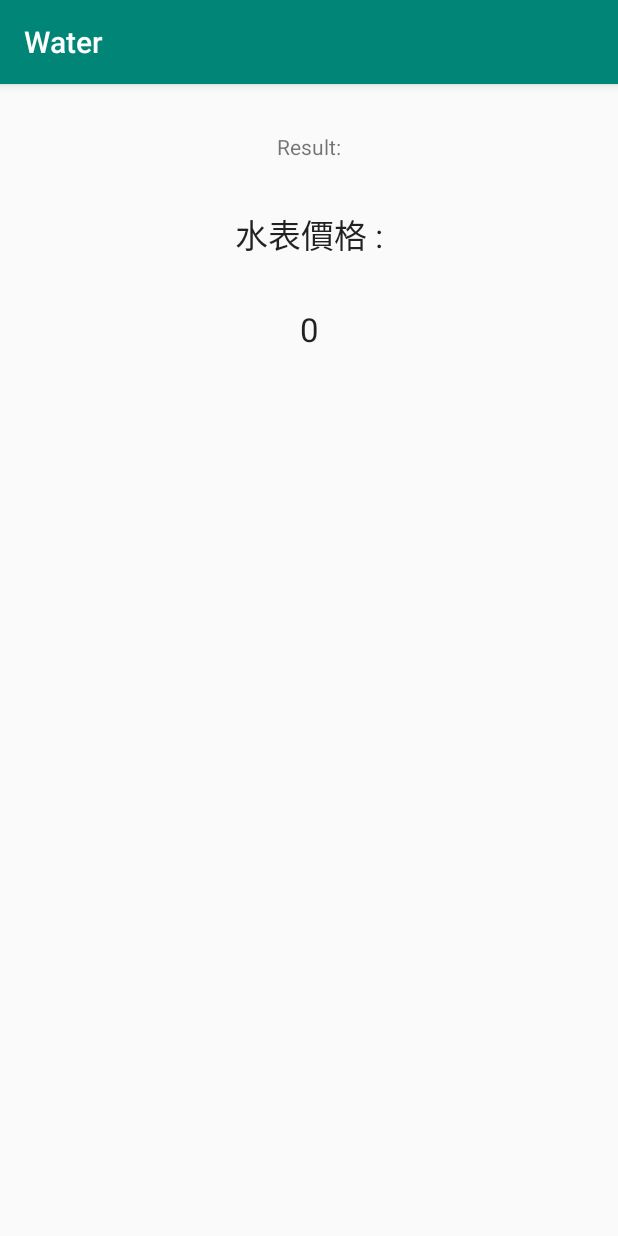
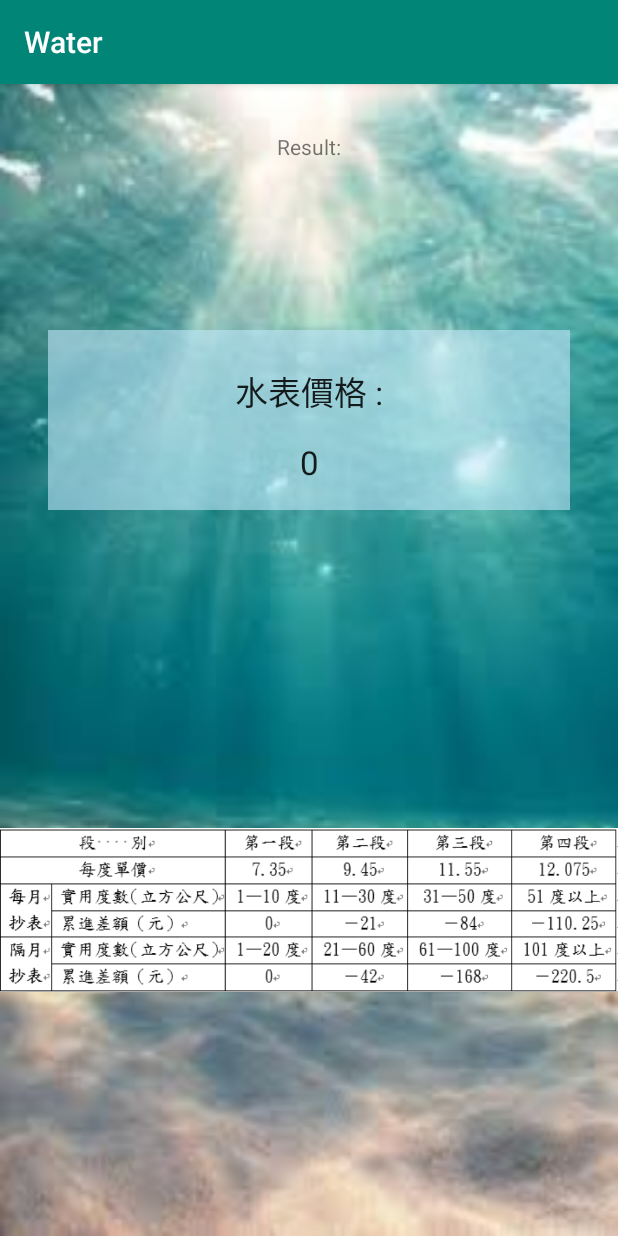
Before and after one commit to lincindiawang/MidTest, an Android app: the ResultActivity screen opened directly, with no data from a screen before it, on a phone screen of 412 x 824 dp. Run offline under Robolectric (Android 15) with nearby library versions, the phone set to English and light mode, and no system bars.

Commit message:
1119 2nd

```diff
--- a/app/src/main/java/com/fju/water/ResultActivity.java
+++ b/app/src/main/java/com/fju/water/ResultActivity.java
@@ -14,10 +14,11 @@ public class ResultActivity extends AppCompatActivity {
         super.onCreate(savedInstanceState);
         setContentView(R.layout.activity_result);
 //        Intent intent = getIntent();
+//        float fee = intent.getFloatExtra("FEE",0);
         float fee = getIntent().getFloatExtra("FEE",0);
         Log.d("ResultActivity : ",fee+"");
         TextView feeText = findViewById(R.id.fee);
         int n = (int)(fee + 0.5f);
-        feeText.setText(n +"");
+        feeText.setText(n + "");
     }
 }
--- a/app/src/main/res/layout/activity_result.xml
+++ b/app/src/main/res/layout/activity_result.xml
@@ -4,6 +4,7 @@
     xmlns:tools="http://schemas.android.com/tools"
     android:layout_width="match_parent"
     android:layout_height="match_parent"
+    android:background="@drawable/bg4"
     tools:context=".ResultActivity">
 
     <TextView
@@ -17,25 +18,53 @@
         app:layout_constraintStart_toStartOf="parent"
         app:layout_constraintTop_toTopOf="parent" />
 
-    <TextView
-        android:id="@+id/textView4"
+    <ImageView
+        android:id="@+id/imageView"
         android:layout_width="wrap_content"
         android:layout_height="wrap_content"
-        android:layout_marginTop="32dp"
-        android:text="水表價格 :"
-        android:textAppearance="@style/TextAppearance.AppCompat.Large"
+        android:layout_marginStart="8dp"
+        android:layout_marginTop="172dp"
+        android:layout_marginEnd="8dp"
         app:layout_constraintEnd_toEndOf="parent"
         app:layout_constraintStart_toStartOf="parent"
-        app:layout_constraintTop_toBottomOf="@+id/textView3" />
+        app:layout_constraintTop_toBottomOf="@+id/constraintLayout"
+        app:srcCompat="@drawable/waterfee" />
+
+    <androidx.constraintlayout.widget.ConstraintLayout
+        android:id="@+id/constraintLayout"
+        android:layout_width="0dp"
+        android:layout_height="120dp"
+        android:layout_marginStart="32dp"
+        android:layout_marginTop="164dp"
+        android:layout_marginEnd="32dp"
+        android:background="#99C1E8FA"
+        app:layout_constraintEnd_toEndOf="parent"
+        app:layout_constraintHorizontal_bias="1.0"
+        app:layout_constraintStart_toStartOf="parent"
+        app:layout_constraintTop_toTopOf="parent">
 
         <TextView
             android:id="@+id/fee"
             android:layout_width="wrap_content"
             android:layout_height="wrap_content"
-        android:layout_marginTop="32dp"
+            android:layout_marginTop="16dp"
             android:text="0"
             android:textAppearance="@style/TextAppearance.AppCompat.Large"
             app:layout_constraintEnd_toEndOf="@+id/textView4"
             app:layout_constraintStart_toStartOf="@+id/textView4"
             app:layout_constraintTop_toBottomOf="@+id/textView4" />
+
+        <TextView
+            android:id="@+id/textView4"
+            android:layout_width="wrap_content"
+            android:layout_height="wrap_content"
+            android:layout_marginTop="24dp"
+            android:text="水表價格 :"
+            android:textAppearance="@style/TextAppearance.AppCompat.Large"
+            app:layout_constraintBottom_toTopOf="@+id/fee"
+            app:layout_constraintEnd_toEndOf="parent"
+            app:layout_constraintStart_toStartOf="parent"
+            app:layout_constraintTop_toTopOf="parent" />
     </androidx.constraintlayout.widget.ConstraintLayout>
+
+</androidx.constraintlayout.widget.ConstraintLayout>
```
Also changed, not shown: app/src/main/res/drawable/bg.jpg (added), app/src/main/res/drawable/bg1.jpg (added), app/src/main/res/drawable/bg2.jpg (added), app/src/main/res/drawable/bg3.jpg (added), app/src/main/res/drawable/bg4.jpg (added), app/src/main/res/drawable/waterfee.png (added). Lines whose indentation alone changed are shown as unchanged.
